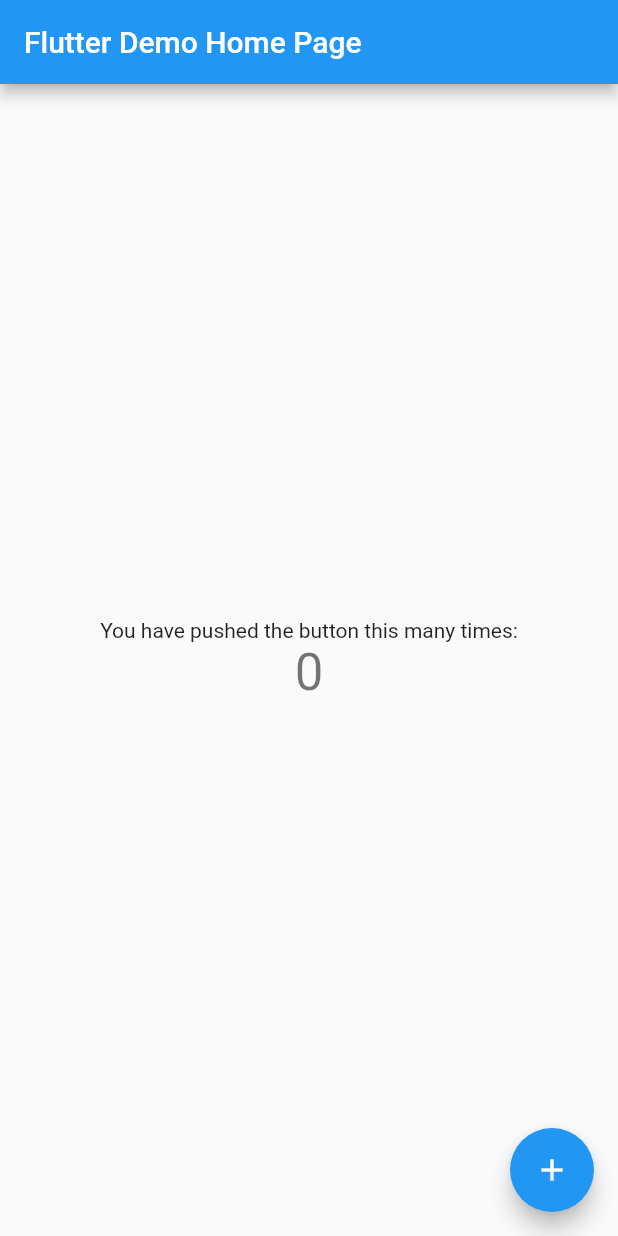
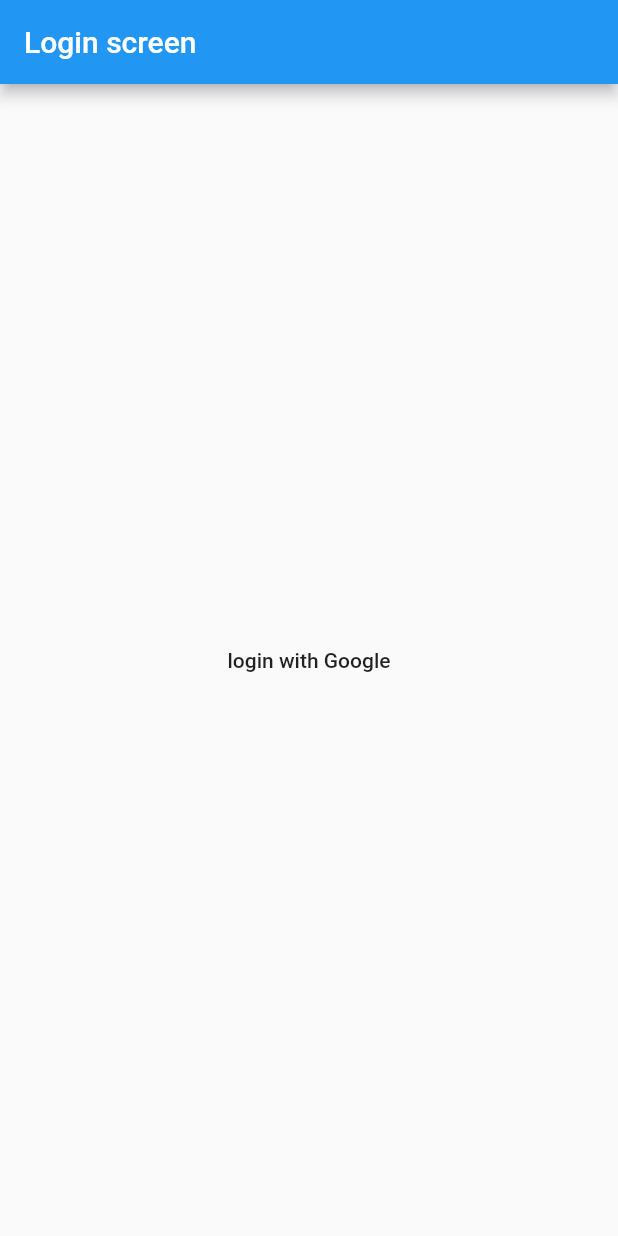
Before and after one commit to benyaminR/chatpool, a Flutter app: the screen it shows after launch, on a phone screen of 412 x 824 dp. Run offline on Flutter 3.47's test engine with Material 2 defaults, Android fonts, the phone set to English and light mode, and no system bars; our stand-ins replace cloud_firestore, firebase_auth, firebase_core, google_sign_in; accounts and stored records are empty.

Commit message:
+added MainScreen +added LoginScreen +added Authentication +added libraries : firestore,firebasecore,firebaseauthentication,googlesignin

```diff
--- /dev/null
+++ b/lib/Consts.dart
@@ -0,0 +1,5 @@
+///Strings
+///LoginScreen
+const String GOOGLE_LOGIN_BUTTON = 'login with Google';
+///MainScreen
+const String MAIN_SCREEN_APP_BAR_TITLE = 'main screen';
--- /dev/null
+++ b/lib/Login.dart
@@ -0,0 +1,56 @@
+part of chat_pool;
+
+
+class LoginScreen extends StatefulWidget{
+  @override
+  State<StatefulWidget> createState() => LoginScreenState();
+}
+
+class LoginScreenState extends State<LoginScreen>{
+
+  @override
+  void initState() {
+    super.initState();
+
+    _firebaseAuth
+        .onAuthStateChanged
+        .firstWhere((firebaseUser)=> firebaseUser != null) // check if user is signed in
+        .then((firebaseUser) => _redirectToMainScreen());
+
+  }
+
+  @override
+  Widget build(BuildContext context) {
+    return Scaffold(
+        appBar: AppBar(
+          title: Text('Login screen'),
+        ),
+        body: _loginScreenBody(),
+      );
+  }
+
+  ///main body of login screen
+  Widget _loginScreenBody(){
+    return Center(
+     child: FlatButton(
+         onPressed: (){
+           print('clicked');
+
+           _signInWithGoogle();
+
+         },
+         child: Text(GOOGLE_LOGIN_BUTTON),
+         )
+    );
+  }
+
+  void _signInWithGoogle() async{
+    await signInWithGoogle();
+    _redirectToMainScreen();
+  }
+
+  ///redirect user to main screen
+  void _redirectToMainScreen(){
+    Navigator.of(context).pushReplacementNamed('/main');
+  }
+}
--- a/lib/main.dart
+++ b/lib/main.dart
@@ -1,111 +1,28 @@
+library chat_pool;
+
 import 'package:flutter/material.dart';
+import 'package:firebase_core/firebase_core.dart';
+import 'package:cloud_firestore/cloud_firestore.dart';
+import 'package:google_sign_in/google_sign_in.dart';
+import 'package:firebase_auth/firebase_auth.dart';
+import 'Consts.dart';
+
+
+part 'Login.dart';
+part 'Authentication.dart';
+part 'MainChat.dart';
 
 void main() => runApp(MyApp());
 
 class MyApp extends StatelessWidget {
-  // This widget is the root of your application.
   @override
   Widget build(BuildContext context) {
     return MaterialApp(
-      title: 'Flutter Demo',
-      theme: ThemeData(
-        // This is the theme of your application.
-        //
-        // Try running your application with "flutter run". You'll see the
-        // application has a blue toolbar. Then, without quitting the app, try
-        // changing the primarySwatch below to Colors.green and then invoke
-        // "hot reload" (press "r" in the console where you ran "flutter run",
-        // or simply save your changes to "hot reload" in a Flutter IDE).
-        // Notice that the counter didn't reset back to zero; the application
-        // is not restarted.
-        primarySwatch: Colors.blue,
-      ),
-      home: MyHomePage(title: 'Flutter Demo Home Page'),
+      initialRoute: '/',
+      routes: {
+        '/': (context) => LoginScreen(),
+        '/main' : (context) => MainScreen()
+      },
     );
   }
 }
-
-class MyHomePage extends StatefulWidget {
-  MyHomePage({Key key, this.title}) : super(key: key);
-
-  // This widget is the home page of your application. It is stateful, meaning
-  // that it has a State object (defined below) that contains fields that affect
-  // how it looks.
-
-  // This class is the configuration for the state. It holds the values (in this
-  // case the title) provided by the parent (in this case the App widget) and
-  // used by the build method of the State. Fields in a Widget subclass are
-  // always marked "final".
-
-  final String title;
-
-  @override
-  _MyHomePageState createState() => _MyHomePageState();
-}
-
-class _MyHomePageState extends State<MyHomePage> {
-  int _counter = 0;
-
-  void _incrementCounter() {
-    setState(() {
-      // This call to setState tells the Flutter framework that something has
-      // changed in this State, which causes it to rerun the build method below
-      // so that the display can reflect the updated values. If we changed
-      // _counter without calling setState(), then the build method would not be
-      // called again, and so nothing would appear to happen.
-      _counter++;
-    });
-  }
-
-  @override
-  Widget build(BuildContext context) {
-    // This method is rerun every time setState is called, for instance as done
-    // by the _incrementCounter method above.
-    //
-    // The Flutter framework has been optimized to make rerunning build methods
-    // fast, so that you can just rebuild anything that needs updating rather
-    // than having to individually change instances of widgets.
-    return Scaffold(
-      appBar: AppBar(
-        // Here we take the value from the MyHomePage object that was created by
-        // the App.build method, and use it to set our appbar title.
-        title: Text(widget.title),
-      ),
-      body: Center(
-        // Center is a layout widget. It takes a single child and positions it
-        // in the middle of the parent.
-        child: Column(
-          // Column is also layout widget. It takes a list of children and
-          // arranges them vertically. By default, it sizes itself to fit its
-          // children horizontally, and tries to be as tall as its parent.
-          //
-          // Invoke "debug painting" (press "p" in the console, choose the
-          // "Toggle Debug Paint" action from the Flutter Inspector in Android
-          // Studio, or the "Toggle Debug Paint" command in Visual Studio Code)
-          // to see the wireframe for each widget.
-          //
-          // Column has various properties to control how it sizes itself and
-          // how it positions its children. Here we use mainAxisAlignment to
-          // center the children vertically; the main axis here is the vertical
-          // axis because Columns are vertical (the cross axis would be
-          // horizontal).
-          mainAxisAlignment: MainAxisAlignment.center,
-          children: <Widget>[
-            Text(
-              'You have pushed the button this many times:',
-            ),
-            Text(
-              '$_counter',
-              style: Theme.of(context).textTheme.display1,
-            ),
-          ],
-        ),
-      ),
-      floatingActionButton: FloatingActionButton(
-        onPressed: _incrementCounter,
-        tooltip: 'Increment',
-        child: Icon(Icons.add),
-      ), // This trailing comma makes auto-formatting nicer for build methods.
-    );
-  }
-}
--- a/pubspec.yaml
+++ b/pubspec.yaml
@@ -13,6 +13,11 @@ environment:
   sdk: ">=2.1.0 <3.0.0"
 
 dependencies:
+  firebase_core: ^0.3.0
+  cloud_firestore: ^0.9.0
+  firebase_auth: ^0.8.0+1
+  google_sign_in: ^4.0.0
+
   flutter:
     sdk: flutter
 
```
Also changed, not shown: lib/Authentication.dart (added, +36 -0 lines), lib/MainChat.dart (added, +38 -0 lines), pubspec.lock, 3 other files.
